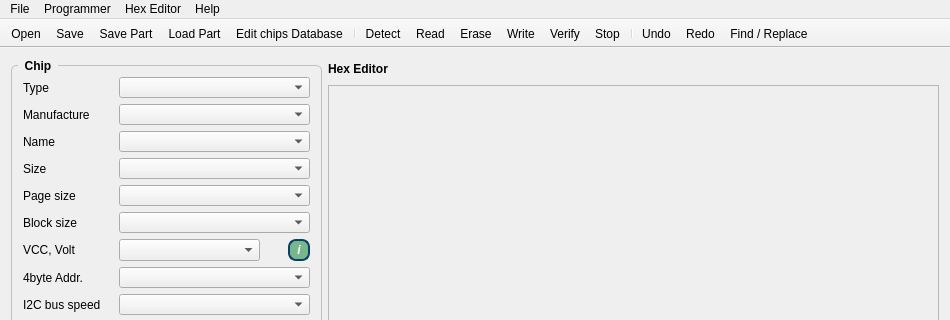
First picture: the form in IMSProg_programmer/mainwindow.ui, repository bigbigmdm/IMSProg, before the edit; both pictures show x 0 to 950 and y 0 to 320 of the 950 by 620 pixel window.
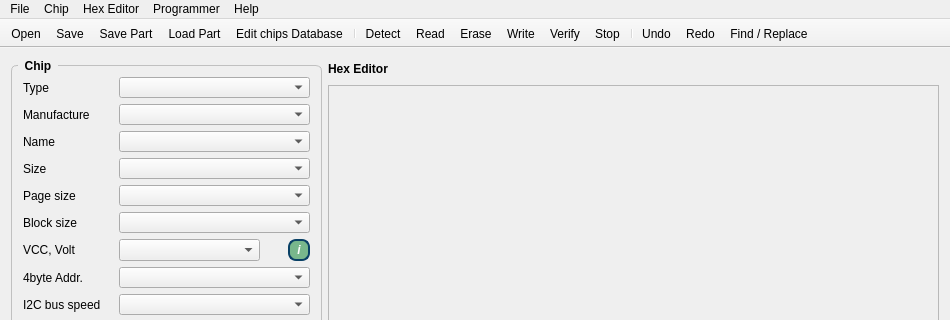
Second picture: the form after the edit. Icons and pictures are not drawn.

Commit message: Programmer type menu added

```diff
--- a/IMSProg_programmer/mainwindow.ui
+++ b/IMSProg_programmer/mainwindow.ui
@@ -1021,7 +1021,7 @@
    </widget>
    <widget class="QMenu" name="menuProgrammer">
     <property name="title">
-     <string>Programmer</string>
+     <string>Chip</string>
     </property>
     <addaction name="actionRead"/>
     <addaction name="actionErase"/>
@@ -1054,9 +1054,16 @@
     </property>
     <addaction name="actionAbout"/>
    </widget>
+   <widget class="QMenu" name="menuProgrammer_2">
+    <property name="title">
+     <string>Programmer</string>
+    </property>
+    <addaction name="actionCH341A_B_v1_2"/>
+   </widget>
    <addaction name="menuFile"/>
    <addaction name="menuProgrammer"/>
    <addaction name="menuHex_Editor"/>
+   <addaction name="menuProgrammer_2"/>
    <addaction name="menuHelp"/>
   </widget>
   <widget class="QToolBar" name="mainToolBar">
```
Left out of the diff: 13 changed lines with no effect on the pictures. The commit also changes 10 other files.
